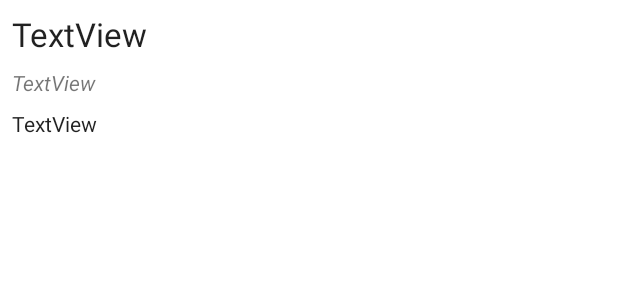
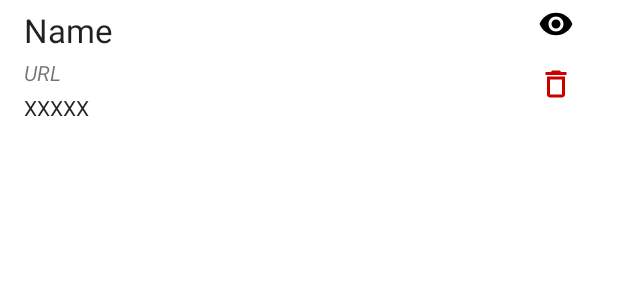
Before and after one commit to Priyanshu-git/Credentials, an Android app: the layout row_item.xml on its own in the app's theme, with its tools: preview values and no code run, on a phone screen of 412 x 824 dp. Shown: the top 300 px of the screen. Run offline under Robolectric (Android 15) with nearby library versions, the phone set to English and light mode, and no system bars.

Commit message:
added delete button

```diff
--- a/app/src/main/AndroidManifest.xml
+++ b/app/src/main/AndroidManifest.xml
@@ -9,9 +9,10 @@
         android:roundIcon="@mipmap/ic_launcher_round"
         android:supportsRtl="true"
         android:theme="@style/Theme.Credentials">
-        <activity android:name=".AddEntryActivity"
+        <activity
+            android:name=".AddEntryActivity"
             android:label="@string/string_add_entry"
-            android:parentActivityName=".MainActivity"></activity>
+            android:parentActivityName=".MainActivity" />
         <activity android:name=".LoginActivity" />
         <activity
             android:name=".MyProfile"
--- /dev/null
+++ b/app/src/main/res/drawable/ic_baseline_delete_outline_24.xml
@@ -0,0 +1,10 @@
+<vector xmlns:android="http://schemas.android.com/apk/res/android"
+    android:width="24dp"
+    android:height="24dp"
+    android:viewportWidth="24"
+    android:viewportHeight="24"
+    android:tint="?attr/colorControlNormal">
+  <path
+      android:fillColor="@android:color/white"
+      android:pathData="M6,19c0,1.1 0.9,2 2,2h8c1.1,0 2,-0.9 2,-2L18,7L6,7v12zM8,9h8v10L8,19L8,9zM15.5,4l-1,-1h-5l-1,1L5,4v2h14L19,4z"/>
+</vector>
--- /dev/null
+++ b/app/src/main/res/drawable/ic_baseline_remove_red_eye_24.xml
@@ -0,0 +1,5 @@
+<vector android:height="24dp" android:tint="#FFFFFF"
+    android:viewportHeight="24" android:viewportWidth="24"
+    android:width="24dp" xmlns:android="http://schemas.android.com/apk/res/android">
+    <path android:fillColor="@android:color/white" android:pathData="M12,4.5C7,4.5 2.73,7.61 1,12c1.73,4.39 6,7.5 11,7.5s9.27,-3.11 11,-7.5c-1.73,-4.39 -6,-7.5 -11,-7.5zM12,17c-2.76,0 -5,-2.24 -5,-5s2.24,-5 5,-5 5,2.24 5,5 -2.24,5 -5,5zM12,9c-1.66,0 -3,1.34 -3,3s1.34,3 3,3 3,-1.34 3,-3 -1.34,-3 -3,-3z"/>
+</vector>
--- /dev/null
+++ b/app/src/main/res/drawable/ic_baseline_visibility_24.xml
@@ -0,0 +1,5 @@
+<vector android:height="24dp" android:tint="#FFFFFF"
+    android:viewportHeight="24" android:viewportWidth="24"
+    android:width="24dp" xmlns:android="http://schemas.android.com/apk/res/android">
+    <path android:fillColor="@android:color/white" android:pathData="M12,4.5C7,4.5 2.73,7.61 1,12c1.73,4.39 6,7.5 11,7.5s9.27,-3.11 11,-7.5c-1.73,-4.39 -6,-7.5 -11,-7.5zM12,17c-2.76,0 -5,-2.24 -5,-5s2.24,-5 5,-5 5,2.24 5,5 -2.24,5 -5,5zM12,9c-1.66,0 -3,1.34 -3,3s1.34,3 3,3 3,-1.34 3,-3 -1.34,-3 -3,-3z"/>
+</vector>
--- a/app/src/main/res/layout/row_item.xml
+++ b/app/src/main/res/layout/row_item.xml
@@ -1,46 +1,82 @@
 <?xml version="1.0" encoding="utf-8"?>
-<androidx.constraintlayout.widget.ConstraintLayout xmlns:android="http://schemas.android.com/apk/res/android"
+<LinearLayout xmlns:android="http://schemas.android.com/apk/res/android"
     xmlns:app="http://schemas.android.com/apk/res-auto"
     xmlns:tools="http://schemas.android.com/tools"
-    android:id="@+id/cons_layout"
+    android:id="@+id/item_layout"
     android:layout_width="match_parent"
-    android:layout_height="wrap_content">
+    android:layout_height="wrap_content"
+    android:layout_marginBottom="4dp">
+
+    <LinearLayout
+        android:layout_width="match_parent"
+        android:layout_height="match_parent"
+        android:layout_weight="1"
+        android:orientation="vertical">
 
         <TextView
             android:id="@+id/row_name"
-        android:layout_width="0dp"
+            android:layout_width="match_parent"
             android:layout_height="wrap_content"
-        android:layout_marginStart="8dp"
-        android:layout_marginTop="8dp"
-        android:layout_marginEnd="8dp"
-        android:text="TextView"
+            android:layout_marginStart="16dp"
+            android:layout_marginTop="5dp"
+            android:layout_marginBottom="4dp"
             android:textAppearance="@style/TextAppearance.AppCompat.Large"
-        app:layout_constraintEnd_toEndOf="parent"
-        app:layout_constraintStart_toStartOf="parent"
-        app:layout_constraintTop_toTopOf="parent" />
+            tools:text="@string/string_name" />
 
         <TextView
             android:id="@+id/row_url"
-        android:layout_width="0dp"
+            android:layout_width="match_parent"
             android:layout_height="wrap_content"
-        android:layout_marginTop="8dp"
-        android:layout_marginEnd="8dp"
+            android:layout_marginStart="16dp"
+            android:layout_marginBottom="4dp"
             android:text="TextView"
             android:textStyle="italic"
-        app:layout_constraintEnd_toEndOf="parent"
-        app:layout_constraintStart_toStartOf="@+id/row_name"
-        app:layout_constraintTop_toBottomOf="@+id/row_name" />
+            tools:text="@string/string_url" />
 
         <TextView
             android:id="@+id/row_pass"
-        android:layout_width="0dp"
+            android:layout_width="match_parent"
             android:layout_height="wrap_content"
-        android:layout_marginTop="8dp"
-        android:layout_marginEnd="8dp"
-        android:text="TextView"
-        android:textAppearance="@style/TextAppearance.AppCompat.Body1"
-        app:layout_constraintEnd_toEndOf="parent"
-        app:layout_constraintStart_toStartOf="@+id/row_url"
-        app:layout_constraintTop_toBottomOf="@+id/row_url" />
+            android:layout_marginStart="16dp"
+            android:layout_marginBottom="4dp"
+            android:text="@string/string_dummy"
+            android:textAppearance="@style/TextAppearance.AppCompat.Body1" />
+    </LinearLayout>
 
-</androidx.constraintlayout.widget.ConstraintLayout>
+    <LinearLayout
+        android:layout_width="match_parent"
+        android:layout_height="match_parent"
+        android:layout_weight="4"
+        android:orientation="vertical">
+
+        <Button
+            android:id="@+id/btn_visible"
+            style="@style/Widget.AppCompat.Button.Borderless"
+            android:layout_width="56dp"
+            android:layout_height="wrap_content"
+            android:layout_gravity="center_horizontal"
+            android:gravity="center|center_vertical"
+            android:insetTop="0dp"
+            android:minWidth="0dp"
+            android:minHeight="0dp"
+            app:cornerRadius="50dp"
+            app:icon="@drawable/ic_baseline_visibility_24"
+            app:iconTint="#000000" />
+
+        <Button
+            android:id="@+id/btn_delete_entry"
+            style="@style/Widget.AppCompat.Button.Borderless"
+            android:layout_width="56dp"
+            android:layout_height="wrap_content"
+            android:layout_gravity="center_horizontal"
+            android:gravity="center|center_horizontal"
+            android:insetTop="2dp"
+            android:minWidth="0dp"
+            android:minHeight="0dp"
+            app:cornerRadius="50dp"
+            app:icon="@drawable/ic_baseline_delete_outline_24"
+            app:iconTint="#CA0000" />
+
+    </LinearLayout>
+
+</LinearLayout>
--- a/app/src/main/res/values/strings.xml
+++ b/app/src/main/res/values/strings.xml
@@ -12,7 +12,8 @@
     <string name="string_null">Null</string>
     <string name="string_url">URL</string>
     <string name="string_password">Password</string>
-    <string name="string_add">Add!</string>
+    <string name="string_add">Add</string>
     <string name="string_refresh">Refresh</string>
+    <string name="string_dummy">XXXXX</string>
 
 </resources>
```
Also changed, not shown: app/src/main/java/com/example/credentials/AddEntryActivity.java (+24 -6 lines), app/src/main/java/com/example/credentials/Entry.java (+8 -4 lines), app/src/main/java/com/example/credentials/EntryHolder.java (+27 -12 lines), app/src/main/java/com/example/credentials/MainActivity.java (+54 -23 lines), app/src/main/res/drawable/ic_baseline_save_24.xml (added, +10 -0 lines), app/src/main/res/layout/activity_add_entry.xml (+0 -16 lines), app/src/main/res/layout/activity_main.xml (+0 -11 lines), app/src/main/res/menu/options.xml (+4 -4 lines), app/src/main/res/menu/options_new_entry.xml (added, +11 -0 lines), 1 other file. Lines whose indentation alone changed are shown as unchanged.
